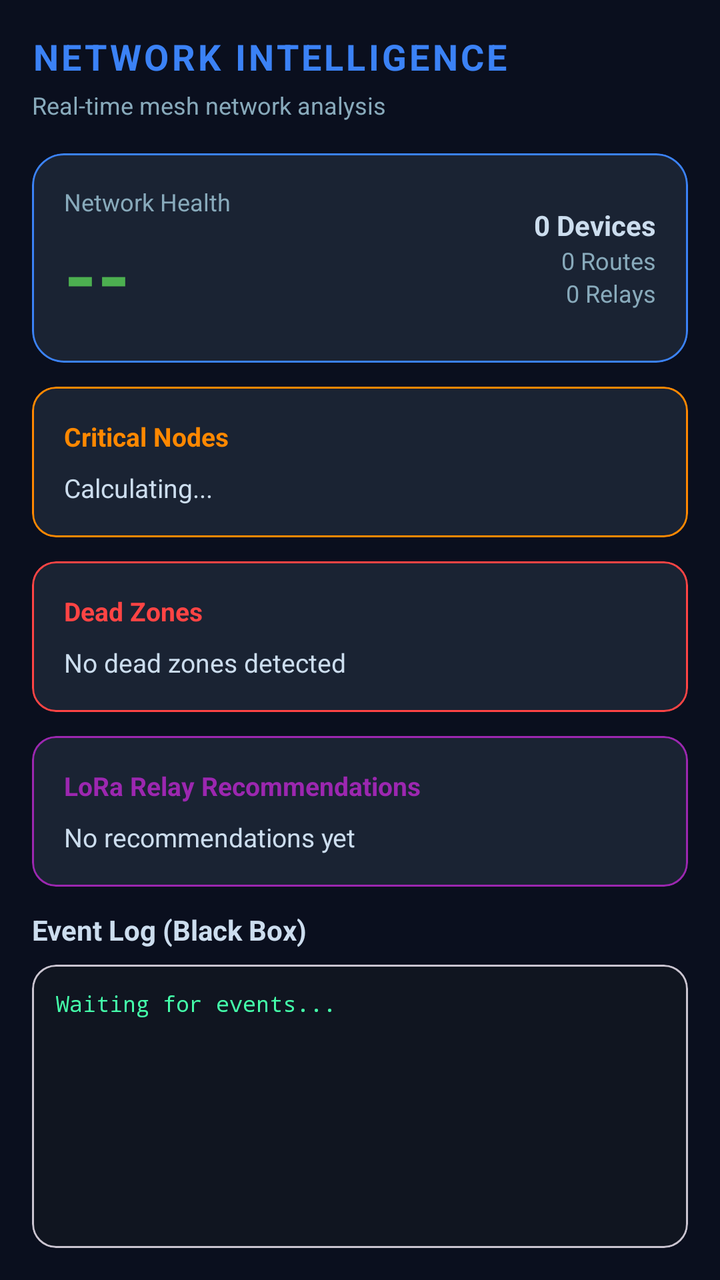
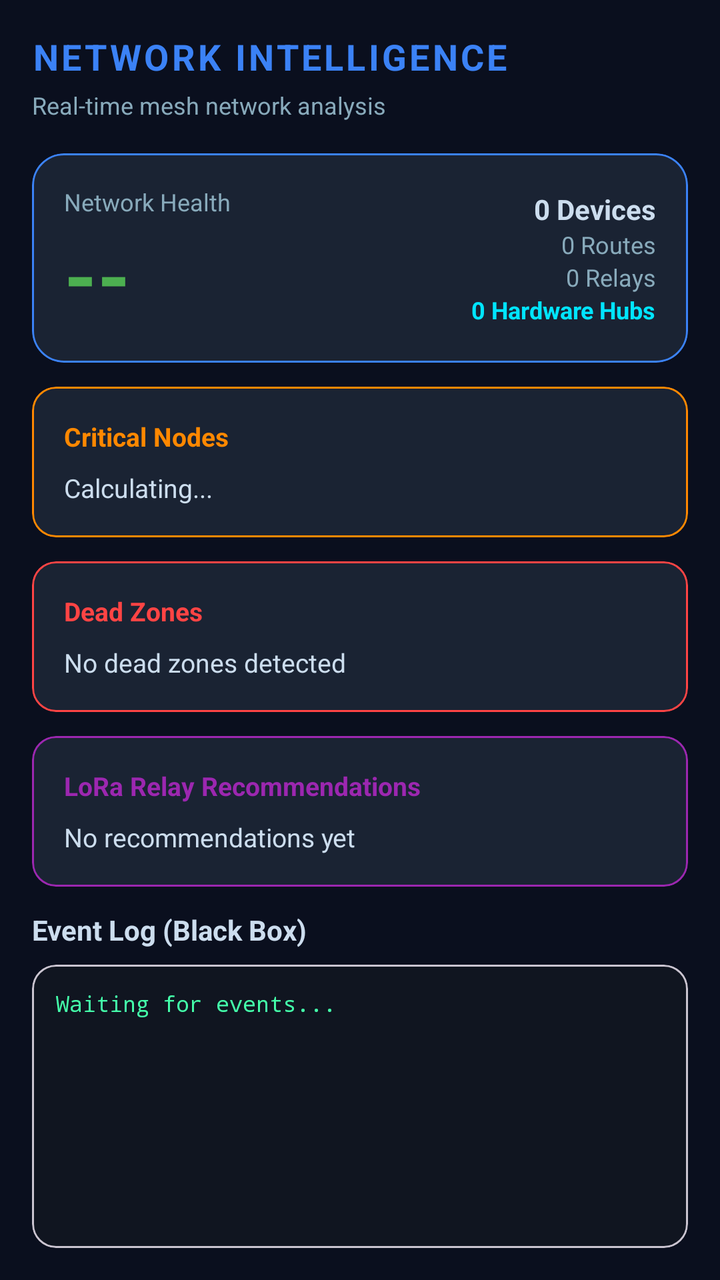

Two renders of the same Android screen: before a commit and after it. Below are the layout's source before the change and the commit's diff.
<!-- AndroidManifest.xml: application theme Theme.DisasterComm -->
<!-- res/layout/fragment_network_dashboard.xml -->
<?xml version="1.0" encoding="utf-8"?>
<LinearLayout xmlns:android="http://schemas.android.com/apk/res/android"
    xmlns:app="http://schemas.android.com/apk/res-auto"
    android:layout_width="match_parent"
    android:layout_height="match_parent"
    android:background="#0A0F1E"
    android:orientation="vertical"
    android:padding="16dp">

    
    <TextView
        android:layout_width="wrap_content"
        android:layout_height="wrap_content"
        android:text="NETWORK INTELLIGENCE"
        android:textColor="#3B82F6"
        android:textSize="18sp"
        android:textStyle="bold"
        android:letterSpacing="0.08"
        android:layout_marginBottom="4dp"/>

    <TextView
        android:id="@+id/tvHealthSubtitle"
        android:layout_width="wrap_content"
        android:layout_height="wrap_content"
        android:text="Real-time mesh network analysis"
        android:textColor="#88AABB"
        android:textSize="12sp"
        android:layout_marginBottom="16dp"/>

    
    <com.google.android.material.card.MaterialCardView
        android:layout_width="match_parent"
        android:layout_height="wrap_content"
        android:layout_marginBottom="12dp"
        app:cardBackgroundColor="#1A2333"
        app:cardCornerRadius="16dp"
        app:strokeColor="#3B82F6"
        app:strokeWidth="1dp">
        <LinearLayout
            android:layout_width="match_parent"
            android:layout_height="wrap_content"
            android:orientation="horizontal"
            android:padding="16dp"
            android:gravity="center_vertical">
            <LinearLayout
                android:layout_width="0dp"
                android:layout_height="wrap_content"
                android:layout_weight="1"
                android:orientation="vertical">
                <TextView
                    android:layout_width="wrap_content"
                    android:layout_height="wrap_content"
                    android:text="Network Health"
                    android:textColor="#88AABB"
                    android:textSize="12sp"/>
                <TextView
                    android:id="@+id/tvHealthScore"
                    android:layout_width="wrap_content"
                    android:layout_height="wrap_content"
                    android:text="--"
                    android:textColor="#4CAF50"
                    android:textSize="42sp"
                    android:textStyle="bold"/>
            </LinearLayout>
            <LinearLayout
                android:layout_width="wrap_content"
                android:layout_height="wrap_content"
                android:orientation="vertical"
                android:gravity="end">
                <TextView
                    android:id="@+id/tvDeviceCount"
                    android:layout_width="wrap_content"
                    android:layout_height="wrap_content"
                    android:text="0 Devices"
                    android:textColor="#CCDDEE"
                    android:textSize="14sp"
                    android:textStyle="bold"/>
                <TextView
                    android:id="@+id/tvRouteCount"
                    android:layout_width="wrap_content"
                    android:layout_height="wrap_content"
                    android:text="0 Routes"
                    android:textColor="#88AABB"
                    android:textSize="12sp"/>
                <TextView
                    android:id="@+id/tvRelayCount"
                    android:layout_width="wrap_content"
                    android:layout_height="wrap_content"
                    android:text="0 Relays"
                    android:textColor="#88AABB"
                    android:textSize="12sp"/>
            </LinearLayout>
        </LinearLayout>
    </com.google.android.material.card.MaterialCardView>

    
    <com.google.android.material.card.MaterialCardView
        android:layout_width="match_parent"
        android:layout_height="wrap_content"
        android:layout_marginBottom="12dp"
        app:cardBackgroundColor="#1A2333"
        app:cardCornerRadius="12dp"
        app:strokeColor="#FF8800"
        app:strokeWidth="1dp">
        <LinearLayout
            android:layout_width="match_parent"
            android:layout_height="wrap_content"
            android:orientation="vertical"
            android:padding="16dp">
            <TextView
                android:layout_width="wrap_content"
                android:layout_height="wrap_content"
                android:text="Critical Nodes"
                android:textColor="#FF8800"
                android:textSize="13sp"
                android:textStyle="bold"
                android:layout_marginBottom="8dp"/>
            <TextView
                android:id="@+id/tvCriticalNodes"
                android:layout_width="match_parent"
                android:layout_height="wrap_content"
                android:text="Calculating..."
                android:textColor="#CCDDEE"
                android:textSize="13sp"/>
        </LinearLayout>
    </com.google.android.material.card.MaterialCardView>

    
    <com.google.android.material.card.MaterialCardView
        android:layout_width="match_parent"
        android:layout_height="wrap_content"
        android:layout_marginBottom="12dp"
        app:cardBackgroundColor="#1A2333"
        app:cardCornerRadius="12dp"
        app:strokeColor="#FF4444"
        app:strokeWidth="1dp">
        <LinearLayout
            android:layout_width="match_parent"
            android:layout_height="wrap_content"
            android:orientation="vertical"
            android:padding="16dp">
            <TextView
                android:layout_width="wrap_content"
                android:layout_height="wrap_content"
                android:text="Dead Zones"
                android:textColor="#FF4444"
                android:textSize="13sp"
                android:textStyle="bold"
                android:layout_marginBottom="8dp"/>
            <TextView
                android:id="@+id/tvDeadZones"
                android:layout_width="match_parent"
                android:layout_height="wrap_content"
                android:text="No dead zones detected"
                android:textColor="#CCDDEE"
                android:textSize="13sp"/>
        </LinearLayout>
    </com.google.android.material.card.MaterialCardView>

    
    <com.google.android.material.card.MaterialCardView
        android:layout_width="match_parent"
        android:layout_height="wrap_content"
        android:layout_marginBottom="12dp"
        app:cardBackgroundColor="#1A2333"
        app:cardCornerRadius="12dp"
        app:strokeColor="#9C27B0"
        app:strokeWidth="1dp">
        <LinearLayout
            android:layout_width="match_parent"
            android:layout_height="wrap_content"
            android:orientation="vertical"
            android:padding="16dp">
            <TextView
                android:layout_width="wrap_content"
                android:layout_height="wrap_content"
                android:text="LoRa Relay Recommendations"
                android:textColor="#9C27B0"
                android:textSize="13sp"
                android:textStyle="bold"
                android:layout_marginBottom="8dp"/>
            <TextView
                android:id="@+id/tvLoraRec"
                android:layout_width="match_parent"
                android:layout_height="wrap_content"
                android:text="No recommendations yet"
                android:textColor="#CCDDEE"
                android:textSize="13sp"/>
        </LinearLayout>
    </com.google.android.material.card.MaterialCardView>

    
    <TextView
        android:layout_width="wrap_content"
        android:layout_height="wrap_content"
        android:text="Event Log (Black Box)"
        android:textColor="#CCDDEE"
        android:textSize="14sp"
        android:textStyle="bold"
        android:layout_marginBottom="8dp"/>

    <com.google.android.material.card.MaterialCardView
        android:layout_width="match_parent"
        android:layout_height="0dp"
        android:layout_weight="1"
        app:cardBackgroundColor="#101520"
        app:cardCornerRadius="12dp">
        <ScrollView
            android:layout_width="match_parent"
            android:layout_height="match_parent">
            <TextView
                android:id="@+id/tvBlackBoxLog"
                android:layout_width="match_parent"
                android:layout_height="wrap_content"
                android:padding="12dp"
                android:text="Waiting for events..."
                android:textColor="#44FFAA"
                android:textSize="11sp"
                android:fontFamily="monospace"/>
        </ScrollView>
    </com.google.android.material.card.MaterialCardView>

</LinearLayout>
<!-- resources referenced by this layout -->
<resources>
  <style name="Theme.DisasterComm" parent="Theme.Material3.DayNight.NoActionBar">
          
          <item name="colorPrimary">@color/primary</item>
          <item name="colorPrimaryVariant">@color/primary_variant</item>
          <item name="colorOnPrimary">@color/text_on_primary</item>
          
          
          <item name="colorSecondary">@color/secondary</item>
          <item name="colorSecondaryVariant">@color/secondary_variant</item>
          <item name="colorOnSecondary">@color/white</item>
          
          
          <item name="android:windowBackground">@color/background</item>
          <item name="colorSurface">@color/surface</item>
          <item name="colorOnSurface">@color/text_primary</item>
          
          
          <item name="android:statusBarColor">@color/primary_variant</item>
          <item name="android:windowLightStatusBar">false</item>
          
          
          <item name="elevationOverlayEnabled">false</item>
          
          
          <item name="materialButtonStyle">@style/Widget.App.Button</item>
      </style>
  <color name="primary">#0047FF</color>
  <color name="primary_variant">#092FA4</color>
  <color name="text_on_primary">#FFFFFF</color>
  <color name="secondary">#0047FF</color>
  <color name="secondary_variant">#092FA4</color>
  <color name="white">#FFFFFF</color>
  <color name="background">#F8F9FA</color>
  <color name="surface">#FFFFFF</color>
  <color name="text_primary">#0F172A</color>
  <style name="Widget.App.Button" parent="Widget.Material3.Button">
          <item name="android:minHeight">48dp</item>
          <item name="android:minWidth">48dp</item>
          <item name="android:stateListAnimator">@null</item> 
          <item name="android:elevation">0dp</item>
      </style>
</resources>

<!-- the commit's change to res/layout/fragment_network_dashboard.xml (unified diff, before → after) -->
@@ -89,6 +89,14 @@
                     android:text="0 Relays"
                     android:textColor="#88AABB"
                     android:textSize="12sp"/>
+                <TextView
+                    android:id="@+id/tvHardwareNodes"
+                    android:layout_width="wrap_content"
+                    android:layout_height="wrap_content"
+                    android:text="0 Hardware Hubs"
+                    android:textColor="#00E5FF"
+                    android:textStyle="bold"
+                    android:textSize="12sp"/>
             </LinearLayout>
         </LinearLayout>
     </com.google.android.material.card.MaterialCardView>
